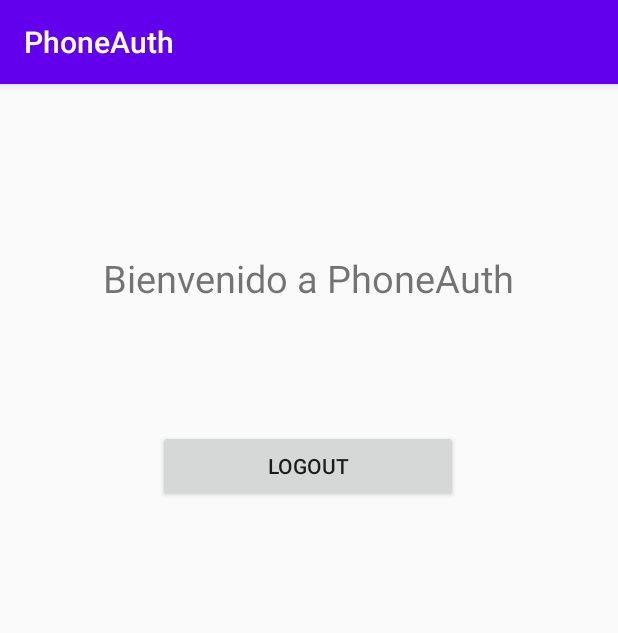
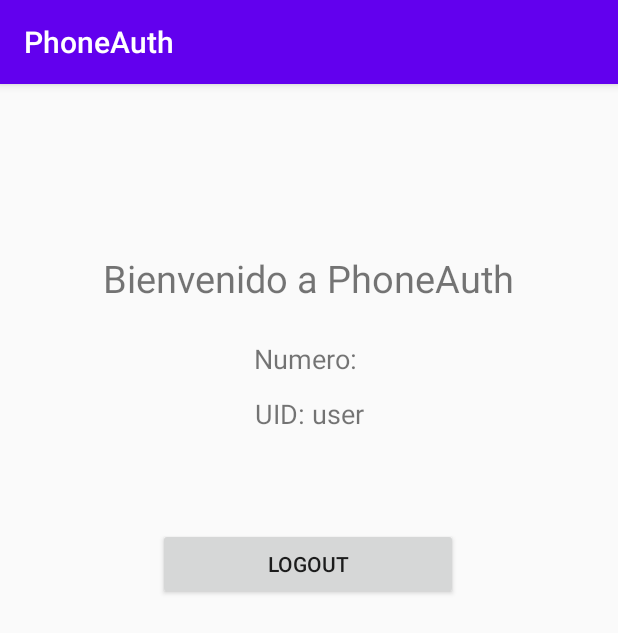
Before and after one commit to pablotomey/PhoneAuth, an Android app: the screen it shows after launch once a user with an empty profile is signed in (MainActivity), on a phone screen of 412 x 824 dp. Shown: the top 633 px of the screen. Run offline under Robolectric (Android 15) with nearby library versions, the phone set to English and light mode, and no system bars; our stand-ins replace Firebase (no records; nobody signed in at launch, a user with empty details on screens opened directly).

Commit message:
Finalizada lógica de authPhone y registro en Firebase

```diff
--- a/app/build.gradle
+++ b/app/build.gradle
@@ -32,6 +32,7 @@ dependencies {
     implementation 'androidx.appcompat:appcompat:1.2.0'
     implementation 'androidx.constraintlayout:constraintlayout:2.0.1'
     implementation 'com.google.firebase:firebase-auth:19.4.0'
+    implementation 'com.google.firebase:firebase-analytics:17.5.0'
     testImplementation 'junit:junit:4.12'
     androidTestImplementation 'androidx.test.ext:junit:1.1.2'
     androidTestImplementation 'androidx.test.espresso:espresso-core:3.3.0'
--- a/app/src/main/java/com/kona/phoneauth/MainActivity.kt
+++ b/app/src/main/java/com/kona/phoneauth/MainActivity.kt
@@ -1,11 +1,48 @@
 package com.kona.phoneauth
 
+import android.content.Intent
 import androidx.appcompat.app.AppCompatActivity
 import android.os.Bundle
+import android.util.Log
+import android.widget.Button
+import android.widget.TextView
+import android.widget.Toast
+import com.google.firebase.auth.FirebaseAuth
+import com.google.firebase.auth.FirebaseAuthProvider
 
 class MainActivity : AppCompatActivity() {
+
+    private lateinit var mAuth: FirebaseAuth
+
     override fun onCreate(savedInstanceState: Bundle?) {
         super.onCreate(savedInstanceState)
         setContentView(R.layout.activity_main)
+
+        mAuth = FirebaseAuth.getInstance()
+
+        val signOutBtn = findViewById<Button>(R.id.logout)
+        val userNumber = findViewById<TextView>(R.id.phone_number_txt)
+        val idUser = findViewById<TextView>(R.id.uid_txt)
+
+        val numberPhone = "Numero: " + mAuth.currentUser!!.phoneNumber
+        val uid = "UID: " + mAuth.uid
+        userNumber.text = numberPhone
+        idUser.text = uid
+
+        signOutBtn.setOnClickListener {
+
+            mAuth.signOut()
+            sendLogin()
+        }
+
     }
+
+    private fun sendLogin() {
+        val intent = Intent(this,PhoneNumberActivity::class.java)
+        intent.addFlags(Intent.FLAG_ACTIVITY_CLEAR_TOP)
+        intent.addFlags(Intent.FLAG_ACTIVITY_CLEAR_TASK)
+        startActivity(intent)
+        finish()
+    }
+
 }
--- a/app/src/main/res/layout/activity_main.xml
+++ b/app/src/main/res/layout/activity_main.xml
@@ -20,15 +20,37 @@
         app:layout_constraintStart_toStartOf="parent"
         app:layout_constraintTop_toTopOf="parent" />
 
+    <TextView
+        android:id="@+id/phone_number_txt"
+        android:layout_width="wrap_content"
+        android:layout_height="wrap_content"
+        android:layout_marginTop="24dp"
+        android:textSize="18sp"
+        app:layout_constraintEnd_toEndOf="parent"
+        app:layout_constraintStart_toStartOf="parent"
+        app:layout_constraintTop_toBottomOf="@+id/textView"
+        tools:text="Numero: +56912345678" />
+
+    <TextView
+        android:id="@+id/uid_txt"
+        android:layout_width="wrap_content"
+        android:layout_height="wrap_content"
+        android:layout_marginTop="12dp"
+        android:textSize="18sp"
+        app:layout_constraintEnd_toEndOf="parent"
+        app:layout_constraintStart_toStartOf="parent"
+        app:layout_constraintTop_toBottomOf="@+id/phone_number_txt"
+        tools:text="UID: cdSDnfdDJ76DkfmdkDkfkfk896jD" />
+
     <Button
         android:id="@+id/logout"
         android:layout_width="wrap_content"
         android:layout_height="wrap_content"
-        android:layout_marginTop="84dp"
+        android:layout_marginTop="64dp"
         android:width="200dp"
         android:text="@string/logout"
         app:layout_constraintEnd_toEndOf="parent"
         app:layout_constraintHorizontal_bias="0.497"
         app:layout_constraintStart_toStartOf="parent"
-        app:layout_constraintTop_toBottomOf="@+id/textView" />
+        app:layout_constraintTop_toBottomOf="@+id/uid_txt" />
 </androidx.constraintlayout.widget.ConstraintLayout>
--- a/app/src/main/res/values/strings.xml
+++ b/app/src/main/res/values/strings.xml
@@ -8,4 +8,5 @@
     <string name="ingresar">Ingresar</string>
     <string name="ingresar_codigo">Ingresar código</string>
     <string name="ingresar_codigo_verificacion">Ingresa el código de verificación</string>
+    <string name="numero">\"Numero: \"</string>
 </resources>
```
Also changed, not shown: app/src/main/java/com/kona/phoneauth/CodeNumberActivity.kt (+62 -0 lines), app/src/main/res/layout/activity_code_number.xml (+13 -2 lines), app/src/main/res/layout/activity_phone_number.xml (+11 -0 lines).
